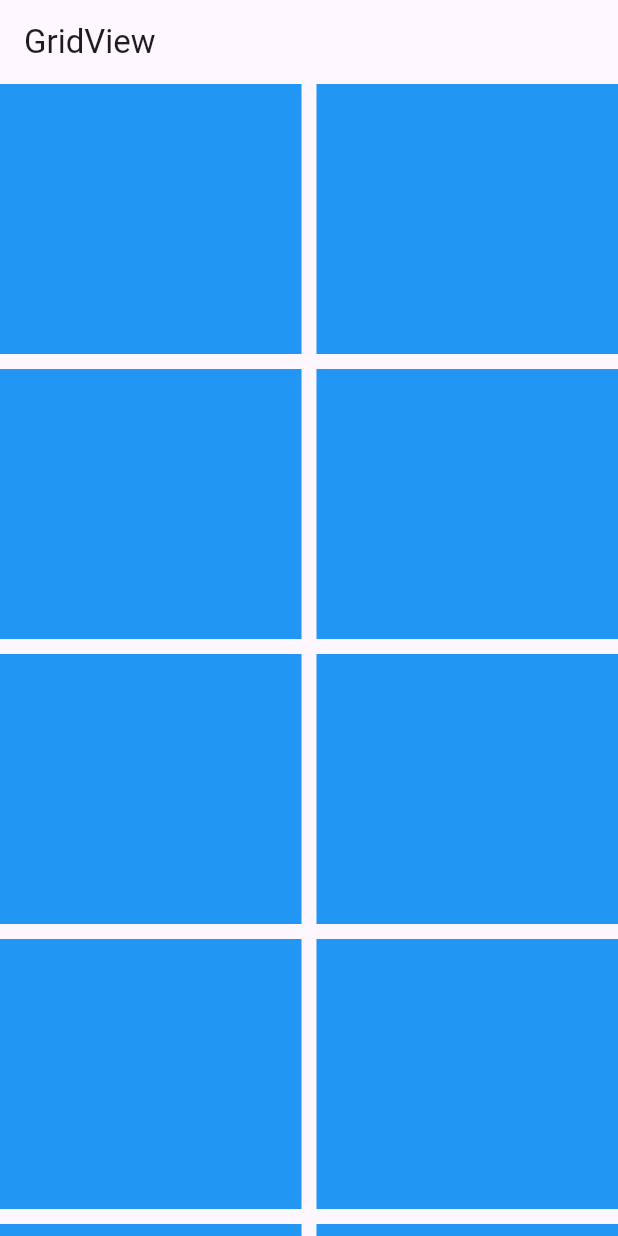
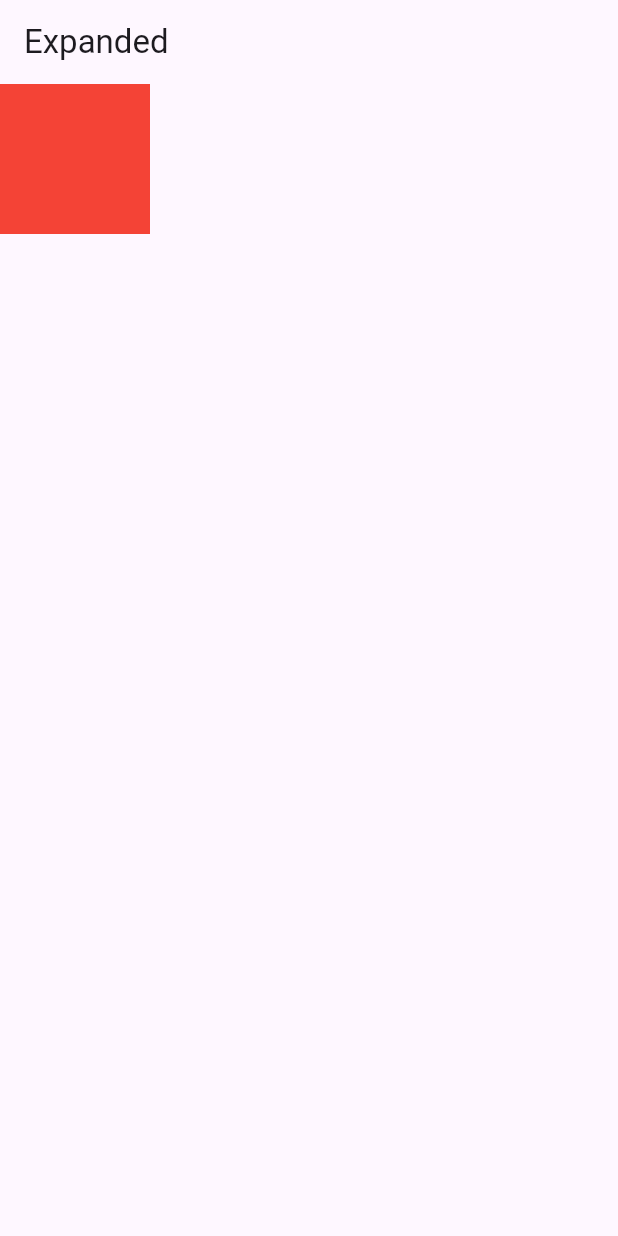
Before and after one commit to ahsandevsinn/flutter_basics, a Flutter app: the screen it shows after launch, on a phone screen of 412 x 824 dp. Run offline on Flutter 3.47's test engine with Material 3 defaults, Android fonts, the phone set to English and light mode, and no system bars.

Commit message:
Expanded vs Flexiable

```diff
--- a/lib/basic_widgets.dart
+++ b/lib/basic_widgets.dart
@@ -84,3 +84,33 @@ class _GridViewBuilderState extends State<GridViewBuilder> {
     );
   }
 }
+
+class ExpandedWidget extends StatefulWidget {
+  const ExpandedWidget({super.key});
+
+  @override
+  State<ExpandedWidget> createState() => _ExpandedWidgetState();
+}
+
+class _ExpandedWidgetState extends State<ExpandedWidget> {
+  @override
+  Widget build(BuildContext context) {
+    return Scaffold(
+      appBar: AppBar(title: Text("Expanded"),),
+      body: Column(
+        children: [
+          // Expanded(
+          //   child: Container(
+          //     height: 100,width: 100,color: Colors.red,
+          //   ),
+          // ),
+Flexible(
+            child: Container(
+              height: 100,width: 100,color: Colors.red,
+            ),
+          ),
+        ],
+      ),
+    );
+  }
+}
--- a/lib/main.dart
+++ b/lib/main.dart
@@ -15,7 +15,7 @@ class MyApp extends StatelessWidget {
   @override
   Widget build(BuildContext context) {
     return MaterialApp(
-   home: GridViewBuilder(),
+   home: ExpandedWidget(),
     );
   }
 }
```
